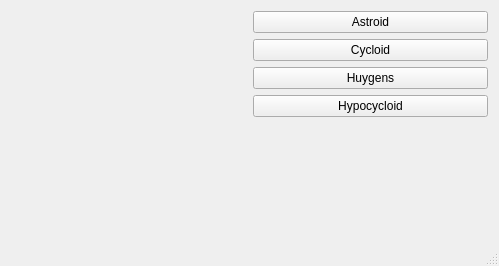
Qt form mainwindow.ui (Sam-TheRezian/CurvesWithQt) before a commit.
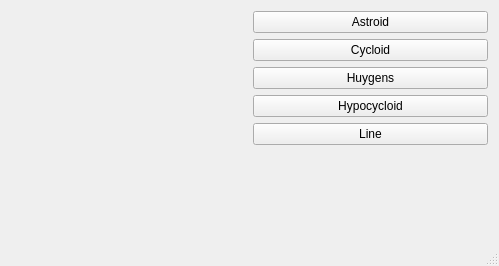
The same form after that commit. Custom widgets are drawn as their Qt base class.

```diff
--- a/mainwindow.ui
+++ b/mainwindow.ui
@@ -54,6 +54,13 @@
           </property>
          </widget>
         </item>
+        <item>
+         <widget class="QPushButton" name="btnLine">
+          <property name="text">
+           <string>Line</string>
+          </property>
+         </widget>
+        </item>
         <item>
          <spacer name="verticalSpacer">
           <property name="orientation">
```
